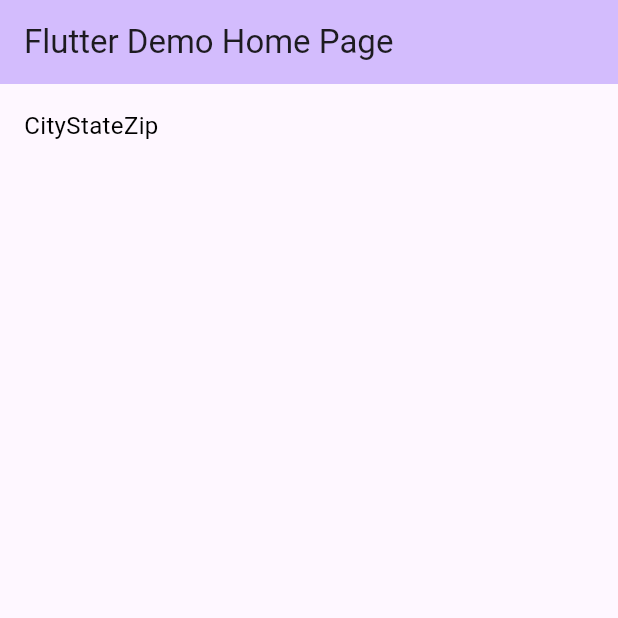
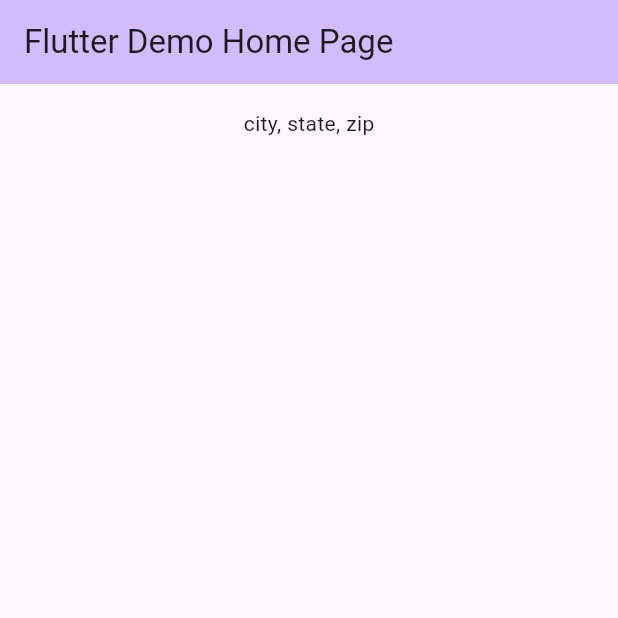
Before and after one commit to xander1111/cs492-weather-app, a Flutter app: the screen it shows after launch, on a phone screen of 412 x 824 dp, the top half of it. Run offline on Flutter 3.47's test engine with Material 3 defaults, Android fonts, the phone set to English and light mode, and no system bars; our stand-ins replace geocoding, geolocator.

Commit message:
Preparing main for week 4

```diff
--- a/lib/main.dart
+++ b/lib/main.dart
@@ -1,7 +1,7 @@
 import 'package:flutter/material.dart';
 
-import 'package:weatherapp/scripts/tests.dart' as tests;
 import 'package:weatherapp/scripts/location.dart' as location;
+import 'package:weatherapp/scripts/forecast.dart' as forecast;
 
 void main() {
   runApp(const MyApp());
@@ -60,31 +60,30 @@ class MyHomePage extends StatefulWidget {
 class _MyHomePageState extends State<MyHomePage> {
 
   // TODO: Add a new list of forecast.Forecast variable called _forecasts
-  location.Location? _currentLocation;
+  List<forecast.Forecast> _forecasts = [];
+  location.Location? _location;
 
   @override
   void initState() {
     super.initState();
-
-    // run tests initially
-    //tests.testLocation();
     setLocation();
 
   }
 
-  // TODO Create a new function called getForecasts(location.Location currentLocation)
-  // This function should use a location to call getForecastFromPoints(), passing in the lat, lon
-  // use setState the same way as setLocation does to set your _forecasts to the returned forecasts
+  Future<List<forecast.Forecast>> getForecasts(location.Location currentLocation) async {
+    return forecast.getForecastFromPoints(currentLocation.latitude, currentLocation.longitude);
+  }
 
   void setLocation() async {
-    if (_currentLocation == null){
-      // location.Location? currentLocation = await location.getLocationFromAddress(city, state, zip);
-      location.Location? currentLocation = await location.getLocationFromGps();
+    if (_location == null){
+      location.Location currentLocation = await location.getLocationFromGps();
 
-      // TODO: Add a call to your getForecasts function passing in the currentLocation
+      List<forecast.Forecast> currentForecasts = await getForecasts(currentLocation);
 
       setState(() {
-        _currentLocation = currentLocation;
+        _location = currentLocation;
+        _forecasts = currentForecasts;
+
       });
     }
   }
@@ -112,8 +111,8 @@ class _MyHomePageState extends State<MyHomePage> {
       child: Center(
           child: Column(
             children: [
-              locationWidget(_currentLocation),
-              // TODO: add a new call to forecastWidget that passes in _forecasts[0]
+              Text("${_location?.city ?? "city"}, ${_location?.state ?? "state"}, ${_location?.zip ?? "zip"}"),
+              Text(_forecasts.isNotEmpty ? _forecasts[0].shortForecast : "")
             ],
           ),
         ),
@@ -121,29 +120,4 @@ class _MyHomePageState extends State<MyHomePage> {
     );
   }
 
-
-  // TODO: add a new Row forecastWidget to display some basic forecast information
-  // you can choose the parts that you want to display for now.
-
-  Row locationWidget(location.Location? currentLocation) {
-    return Row(
-      children: [
-        Text(
-          currentLocation != null ? currentLocation.city ?? "City" : "City",
-          style: TextStyle(fontSize: 16, color: Colors.black),
-          textAlign: TextAlign.center,
-        ),
-        Text(
-          currentLocation != null ? currentLocation.state ?? "State" : "State",
-          style: TextStyle(fontSize: 16, color: Colors.black),
-          textAlign: TextAlign.center,
-        ),
-        Text(
-          currentLocation != null ? currentLocation.zip ?? "Zip" : "Zip",
-          style: TextStyle(fontSize: 16, color: Colors.black),
-          textAlign: TextAlign.center,
-        ),
-      ],
-    );
-  }
 }
--- a/lib/scripts/location.dart
+++ b/lib/scripts/location.dart
@@ -53,7 +53,7 @@ Future<Location> getLocationFromGps() async {
   String? zip = placemarks[0].postalCode;
 
   // return a Location object with the complete location
-  return Location(city: city, state: state, zip: zip, latitude: position.longitude, longitude: position.longitude);
+  return Location(city: city, state: state, zip: zip, latitude: position.latitude, longitude: position.longitude);
 
 
 }
```
